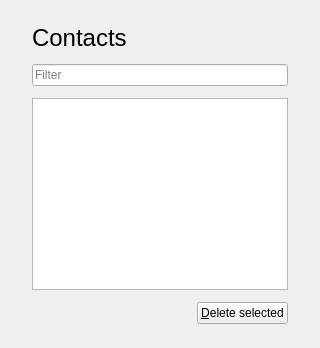
Old version of the form src/app/ui/table_page.ui in the repository CameronBrooks11/pyside6-gui-template.
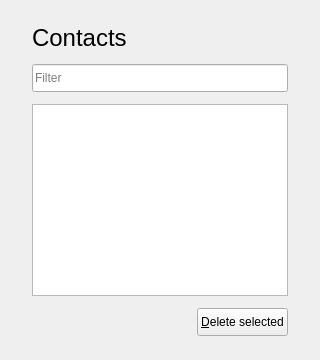
New version of the form.

Commit message:
feat: give controls more height and match the accent button
Line edits, combo boxes, the spin box and buttons are 28 pixels high.
The role box takes a fixed width like the theme box. The main button
starts from a darker colour, since Fusion draws a button lighter than
its palette colour, and the form's error text is a lighter red on the
dark theme, set again when the theme changes.

```diff
--- a/src/app/ui/table_page.ui
+++ b/src/app/ui/table_page.ui
@@ -32,6 +32,7 @@
    </item>
    <item>
     <widget class="QLineEdit" name="filter_edit">
+          <property name="minimumSize"><size><width>0</width><height>28</height></size></property>
      <property name="placeholderText">
       <string>Filter</string>
      </property>
@@ -101,6 +102,7 @@
      </item>
      <item>
       <widget class="QPushButton" name="delete_button">
+          <property name="minimumSize"><size><width>0</width><height>28</height></size></property>
        <property name="text">
         <string>&amp;Delete selected</string>
        </property>
```
The commit also changes 10 other files.
